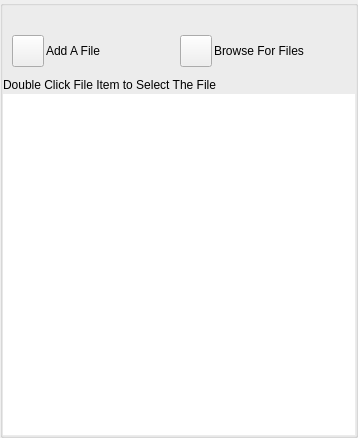
Before: the Qt Designer form nolimitgui/src/Forms/AppletLibrary.ui in nolimitconnect/NoLimitConnect, drawn with Qt 5.
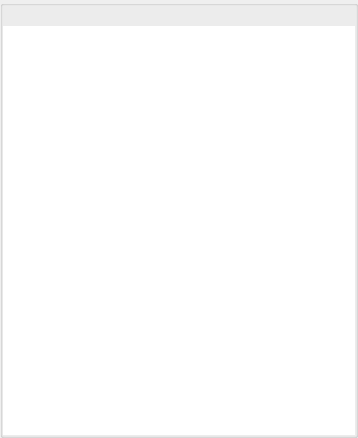
After: the same form once the commit is applied. Custom widgets are drawn as their Qt base class.

What changed in the file:
```diff
--- a/nolimitgui/src/Forms/AppletLibrary.ui
+++ b/nolimitgui/src/Forms/AppletLibrary.ui
@@ -102,92 +102,6 @@
       <item>
        <widget class="FileFilterSelectWidget" name="m_FileFilterSelectWidget" native="true"/>
       </item>
-      <item>
-       <widget class="QFrame" name="m_BrowseFrame">
-        <layout class="QHBoxLayout" name="horizontalLayout">
-         <property name="spacing">
-          <number>2</number>
-         </property>
-         <item>
-          <widget class="VxPushButton" name="m_AddFileButton">
-           <property name="minimumSize">
-            <size>
-             <width>32</width>
-             <height>32</height>
-            </size>
-           </property>
-           <property name="maximumSize">
-            <size>
-             <width>32</width>
-             <height>32</height>
-            </size>
-           </property>
-           <property name="text">
-            <string/>
-           </property>
-           <property name="iconSize">
-            <size>
-             <width>48</width>
-             <height>48</height>
-            </size>
-           </property>
-          </widget>
-         </item>
-         <item>
-          <widget class="VxLabel" name="m_AddFileLabel">
-           <property name="sizePolicy">
-            <sizepolicy hsizetype="Expanding" vsizetype="Preferred">
-             <horstretch>0</horstretch>
-             <verstretch>0</verstretch>
-            </sizepolicy>
-           </property>
-           <property name="text">
-            <string>Add A File</string>
-           </property>
-          </widget>
-         </item>
-         <item>
-          <widget class="VxPushButton" name="m_BrowseButton">
-           <property name="minimumSize">
-            <size>
-             <width>32</width>
-             <height>32</height>
-            </size>
-           </property>
-           <property name="maximumSize">
-            <size>
-             <width>32</width>
-             <height>32</height>
-            </size>
-           </property>
-           <property name="text">
-            <string/>
-           </property>
-          </widget>
-         </item>
-         <item>
-          <widget class="VxLabel" name="m_BrowseFilesLabel">
-           <property name="sizePolicy">
-            <sizepolicy hsizetype="Expanding" vsizetype="Preferred">
-             <horstretch>0</horstretch>
-             <verstretch>0</verstretch>
-            </sizepolicy>
-           </property>
-           <property name="text">
-            <string>Browse For Files</string>
-           </property>
-          </widget>
-         </item>
-        </layout>
-       </widget>
-      </item>
-      <item>
-       <widget class="QLabel" name="m_DoubleTapInstructionLabel">
-        <property name="text">
-         <string>Double Click File Item to Select The File</string>
-        </property>
-       </widget>
-      </item>
       <item>
        <widget class="QListWidget" name="m_FileItemList">
         <property name="frameShape">
@@ -222,16 +136,6 @@
   </layout>
  </widget>
  <customwidgets>
-  <customwidget>
-   <class>VxPushButton</class>
-   <extends>QPushButton</extends>
-   <header>VxPushButton.h</header>
-  </customwidget>
-  <customwidget>
-   <class>VxLabel</class>
-   <extends>QLabel</extends>
-   <header>VxLabel.h</header>
-  </customwidget>
   <customwidget>
    <class>FileFilterSelectWidget</class>
    <extends>QWidget</extends>
```
